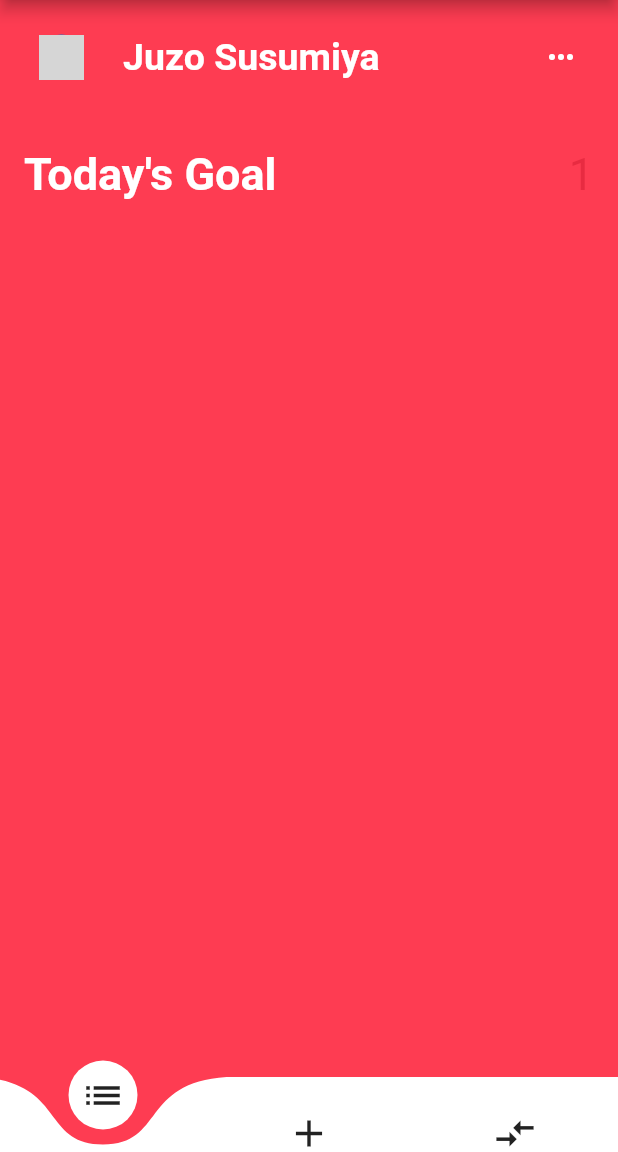
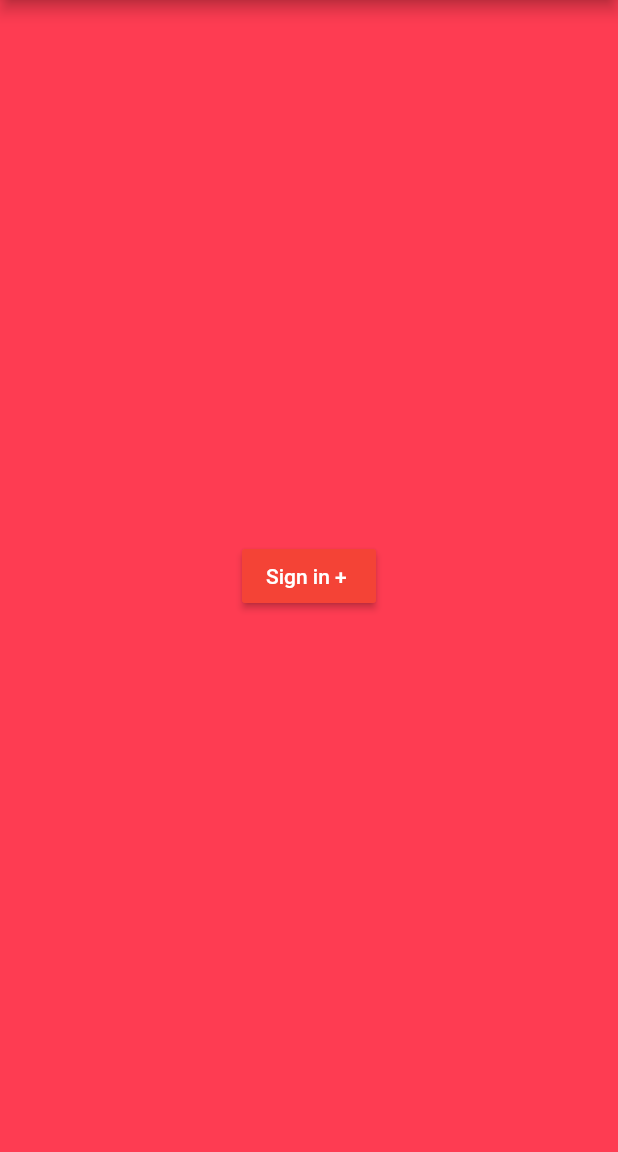
Before and after one commit to aushwin/Line-Up, a Flutter app: the screen it shows after launch, on a phone screen of 412 x 824 dp, the part 84-1236 px from its top. Run offline on Flutter 3.47's test engine with Material 2 defaults, Android fonts, the phone set to English and light mode, and no system bars; drawn by our look-alikes of curved_navigation_bar; our stand-ins replace animated_text_kit, cloud_firestore, firebase_auth, google_sign_in; missing offline and left inert: flutter_beautiful_popup, quotes; accounts and stored records are empty; Roboto replaces fonts that are missing (Horizon); grey boxes are pictures that could not be loaded.

Commit message:
added Sign in , drawer , updated MainScreenlass

```diff
--- a/lib/components/drawer.dart
+++ b/lib/components/drawer.dart
@@ -1,4 +1,5 @@
 import 'package:flutter/material.dart';
+import 'package:line_up/screens/login_screen.dart';
 import 'package:line_up/screens/main_screen.dart';
 import 'package:line_up/screens/menu.dart';
 
@@ -25,7 +26,7 @@ class _MyAppState extends State<MyApp> with SingleTickerProviderStateMixin {
   @override
   Widget build(BuildContext context) {
     var myDrawer = Menu();
-    var myChild = MainScreen();
+    var myChild = LoginScreen();
     return GestureDetector(
       onHorizontalDragStart: (details) {
         print("details = ${details.globalPosition.dx}");
--- a/lib/main.dart
+++ b/lib/main.dart
@@ -1,4 +1,5 @@
 import 'package:flutter/material.dart';
+import 'package:line_up/screens/login_screen.dart';
 import 'components/drawer.dart';
 
 void main() => runApp(MaterialApp(
--- /dev/null
+++ b/lib/screens/login_screen.dart
@@ -0,0 +1,91 @@
+import 'package:firebase_auth/firebase_auth.dart';
+import 'package:flutter/material.dart';
+import 'package:google_sign_in/google_sign_in.dart';
+import 'package:line_up/constants.dart';
+import 'package:line_up/screens/main_screen.dart';
+
+class LoginScreen extends StatefulWidget {
+  LoginScreen({Key key}) : super(key: key);
+
+  @override
+  _LoginScreenState createState() => _LoginScreenState();
+}
+
+class _LoginScreenState extends State<LoginScreen> {
+  final FirebaseAuth _firebaseAuth = FirebaseAuth.instance;
+  final GoogleSignIn _googleSignIn = GoogleSignIn();
+
+  Future<FirebaseUser> _signIn(BuildContext context) async {
+    final GoogleSignInAccount googleUser = await _googleSignIn.signIn();
+    final GoogleSignInAuthentication googleAuth =
+        await googleUser.authentication;
+
+    final AuthCredential credential = GoogleAuthProvider.getCredential(
+        idToken: googleAuth.idToken, accessToken: googleAuth.accessToken);
+
+    FirebaseUser userDetails =
+        (await _firebaseAuth.signInWithCredential(credential)).user;
+    ProviderDetails providerInfo = ProviderDetails(userDetails.providerId);
+
+    List<ProviderDetails> providerData = List<ProviderDetails>();
+    providerData.add(providerInfo);
+
+    UserDetails details = UserDetails(
+        userDetails.providerId,
+        userDetails.displayName,
+        userDetails.photoUrl,
+        userDetails.email,
+        providerData);
+    print(
+        'id ${userDetails.providerId}\ndisplayname ${userDetails.displayName}\nPhotoUrl ${userDetails.photoUrl}');
+
+    Navigator.push(context, MaterialPageRoute(builder: (BuildContext context) {
+      return MainScreen(user: details);
+    }));
+  }
+
+  @override
+  Widget build(BuildContext context) {
+    return Scaffold(
+      appBar: AppBar(
+        title: Text('Line up'),
+        backgroundColor: Colors.redAccent.shade400,
+      ),
+      backgroundColor: Color(kRedAccentCostum),
+      body: Column(
+        mainAxisAlignment: MainAxisAlignment.center,
+        children: [
+          Center(
+            child: MaterialButton(
+              color: Colors.red,
+              onPressed: () {
+                _signIn(context).then((value) {
+                  print(value);
+                }).catchError((e) => print(e));
+              },
+              child: Text(
+                'Sign in + ',
+                style: TextStyle(color: Colors.white),
+              ),
+            ),
+          )
+        ],
+      ),
+    );
+  }
+}
+
+class UserDetails {
+  final String providerDetails;
+  final String userName;
+  final String photoUrl;
+  final String userEmail;
+  final List<ProviderDetails> providerData;
+  UserDetails(this.providerDetails, this.userName, this.photoUrl,
+      this.userEmail, this.providerData);
+}
+
+class ProviderDetails {
+  ProviderDetails(this.providerDetails);
+  final String providerDetails;
+}
--- a/lib/screens/main_screen.dart
+++ b/lib/screens/main_screen.dart
@@ -1,21 +1,26 @@
+import 'package:firebase_auth/firebase_auth.dart';
 import 'package:flutter/material.dart';
 import 'package:flutter_beautiful_popup/main.dart';
 import 'package:line_up/constants.dart';
+import 'package:line_up/screens/login_screen.dart';
 import 'package:quotes/quotes.dart';
 import 'package:cloud_firestore/cloud_firestore.dart';
 
 bool checkMark = false;
 String input = '';
 int todosSize;
+UserDetails userGlobal;
 
 class MainScreen extends StatefulWidget {
+  MainScreen({this.user});
+  final UserDetails user;
   @override
   _MainScreenState createState() => _MainScreenState();
 }
 
 createToDos() {
   DocumentReference documentReference =
-      Firestore.instance.collection("MyToDos").document(input);
+      Firestore.instance.collection("${userGlobal.userEmail}").document(input);
 
   //map
   Map<String, String> todos = {
@@ -26,7 +31,7 @@ createToDos() {
 
 deleteToDos(item) {
   DocumentReference documentReference =
-      Firestore.instance.collection("MyToDos").document(item);
+      Firestore.instance.collection("${userGlobal.userEmail}").document(item);
   documentReference.delete().whenComplete(() => print("deleted"));
 }
 
@@ -37,13 +42,22 @@ class _MainScreenState extends State<MainScreen> {
   void initState() {
     super.initState();
     todosSize = todos.length + 1;
+    userGlobal = widget.user;
+    Firestore.instance
+        .collection('${userGlobal.userEmail}')
+        .document('default')
+        .setData({'todosTitle': 'Add your todo here'});
   }
 
   @override
   Widget build(BuildContext context) {
     return Scaffold(
         resizeToAvoidBottomPadding: false,
-        bottomNavigationBar: buildCurvedNavigationBar((value) {
+        bottomNavigationBar: buildCurvedNavigationBar(
+          (value) {
+            if (value == 2) {
+              Navigator.pop(context);
+            } else if (value == 1) {
               final popup = BeautifulPopup(
                 context: context,
                 template: TemplateThumb,
@@ -85,7 +99,9 @@ class _MainScreenState extends State<MainScreen> {
                 // bool barrierDismissible = false,
                 // Widget close,
               );
-        }),
+            }
+          },
+        ),
         backgroundColor: Color(kRedAccentCostum),
         appBar: AppBar(
           title: Title(
@@ -95,7 +111,9 @@ class _MainScreenState extends State<MainScreen> {
           backgroundColor: Colors.redAccent.shade400,
         ),
         body: StreamBuilder(
-          stream: Firestore.instance.collection('MyToDos').snapshots(),
+          stream: Firestore.instance
+              .collection('${userGlobal.userEmail}')
+              .snapshots(),
           builder:
               (BuildContext context, AsyncSnapshot<QuerySnapshot> snapshot) {
             return SingleChildScrollView(
@@ -105,7 +123,7 @@ class _MainScreenState extends State<MainScreen> {
                     padding: EdgeInsets.all(10),
                     child: ListTile(
                       title: Text(
-                        'Juzo Susumiya',
+                        '${userGlobal.userName}',
                         textAlign: TextAlign.start,
                         style: TextStyle(
                             fontSize: 25.0,
@@ -118,8 +136,7 @@ class _MainScreenState extends State<MainScreen> {
                       ),
                       leading: CircleAvatar(
                         radius: 15,
-                        backgroundImage: NetworkImage(
-                            'https://cdn4.vectorstock.com/i/1000x1000/64/83/web-developer-avatar-vector-25996483.jpg'),
+                        backgroundImage: NetworkImage('${userGlobal.photoUrl}'),
                       ),
                     ),
                   ),
@@ -137,11 +154,7 @@ class _MainScreenState extends State<MainScreen> {
                                   fontSize: 30,
                                   fontWeight: FontWeight.bold),
                             ),
-                              trailing: Text(
-                                '$todosSize',
-                                style: TextStyle(
-                                    color: Color(kRedDark), fontSize: 30),
-                              )),
+                          ),
                           //creating list view
                           Container(
                             height: MediaQuery.of(context).size.height * 0.60,
@@ -168,7 +181,7 @@ class _MainScreenState extends State<MainScreen> {
                                               content:
                                                   Text("$todos dismissed")));
                                     },
-                                    key: Key(index.toString()),
+                                    key: UniqueKey(),
                                     child: Container(
                                       height: 55,
                                       child: Card(
--- a/lib/screens/menu.dart
+++ b/lib/screens/menu.dart
@@ -1,12 +1,34 @@
 import 'package:flutter/material.dart';
+import 'package:animated_text_kit/animated_text_kit.dart';
 
 class Menu extends StatelessWidget {
   @override
   Widget build(BuildContext context) {
     return Scaffold(
-      backgroundColor: Colors.red.shade500,
-      body: Container(
-        color: Colors.redAccent.shade400,
+      backgroundColor: Colors.redAccent.shade400,
+      body: SafeArea(
+        child: Column(
+            mainAxisAlignment: MainAxisAlignment.center,
+            crossAxisAlignment: CrossAxisAlignment.start,
+            children: [
+              RotatedBox(
+                quarterTurns: -1,
+                child: RotateAnimatedTextKit(
+                    isRepeatingAnimation: true,
+                    onTap: () {
+                      print("Tap Event");
+                    },
+                    text: ["Get Your Things Done", "Tack Your Day", "LineUp"],
+                    textStyle: TextStyle(
+                        fontSize: 60.0,
+                        fontFamily: "Horizon",
+                        color: Colors.white),
+                    textAlign: TextAlign.start,
+                    alignment:
+                        AlignmentDirectional.topStart // or Alignment.topLeft
+                    ),
+              ),
+            ]),
       ),
     );
   }
--- a/pubspec.yaml
+++ b/pubspec.yaml
@@ -28,6 +28,10 @@ dependencies:
   quotes: ^0.0.2
   cloud_firestore: ^0.13.5
   firebase_core: ^0.4.4+3
+  firebase_auth: ^0.16.0
+  google_sign_in: ^4.4.3
+  rxdart: ^0.24.0
+  animated_text_kit: ^2.0.0
 
   # The following adds the Cupertino Icons font to your application.
   # Use with the CupertinoIcons class for iOS style icons.
```
Also changed, not shown: pubspec.lock. Lines whose indentation alone changed are shown as unchanged.
